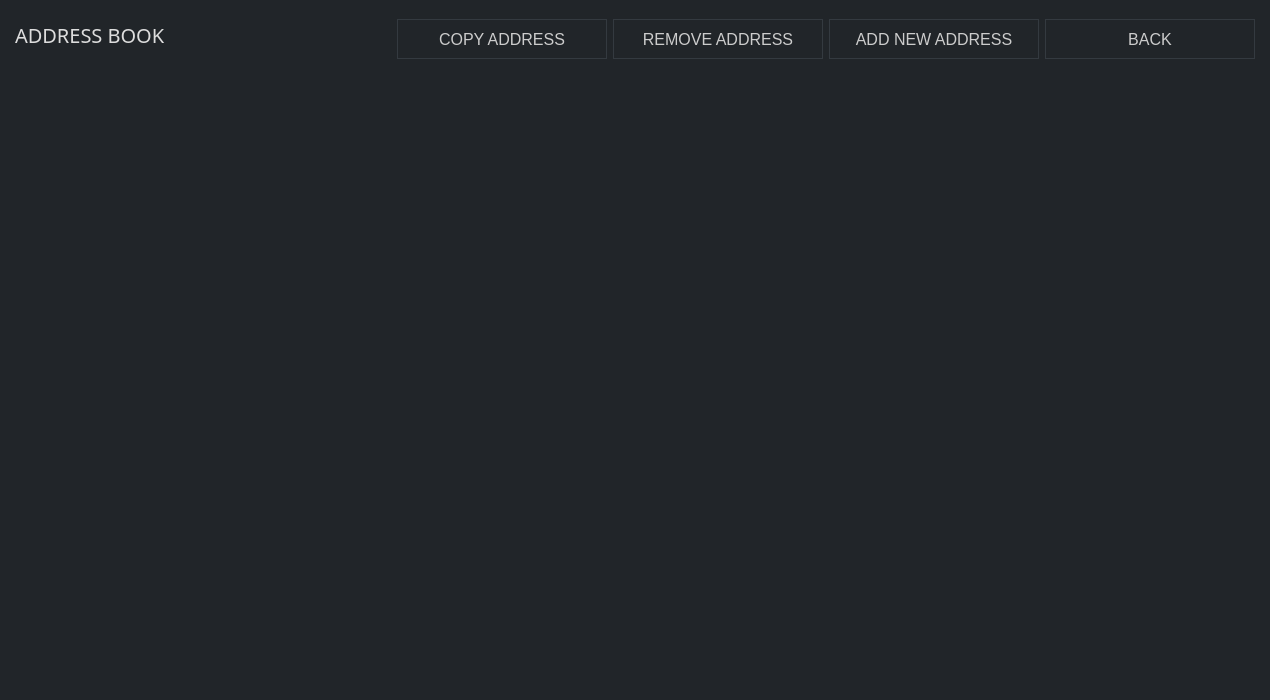
Above: src/gui/ui/addressbookframe.ui from ConcealNetwork/conceal-desktop before the change. Below: the same form after it.
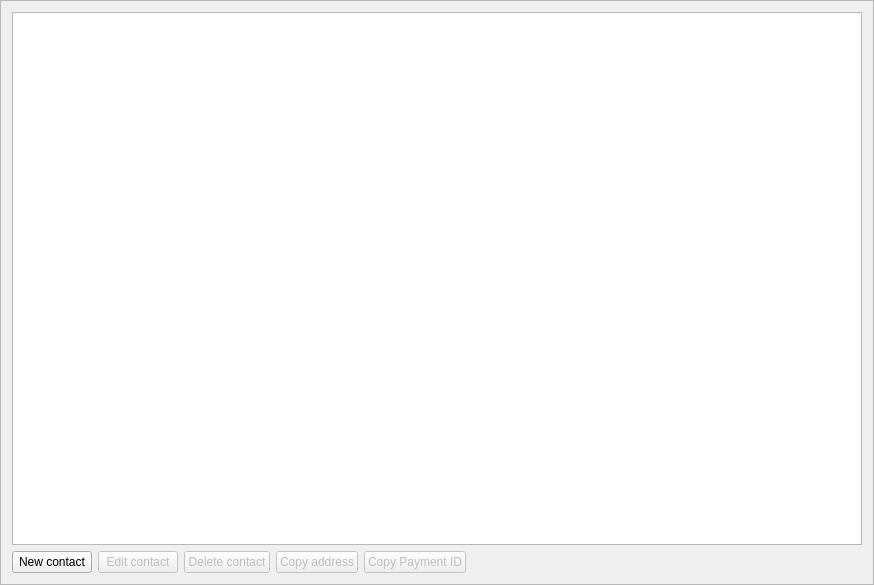
That is the form after the change. Icons and pictures are not drawn.

Commit message: Revert address book

The edit to the form file:
```diff
--- a/src/gui/ui/addressbookframe.ui
+++ b/src/gui/ui/addressbookframe.ui
@@ -6,288 +6,171 @@
    <rect>
     <x>0</x>
     <y>0</y>
-    <width>1270</width>
-    <height>700</height>
+    <width>874</width>
+    <height>585</height>
    </rect>
   </property>
-  <property name="sizePolicy">
-   <sizepolicy hsizetype="Preferred" vsizetype="Preferred">
-    <horstretch>0</horstretch>
-    <verstretch>0</verstretch>
-   </sizepolicy>
-  </property>
-  <property name="minimumSize">
-   <size>
-    <width>1270</width>
-    <height>700</height>
-   </size>
-  </property>
-  <property name="maximumSize">
-   <size>
-    <width>16777215</width>
-    <height>16777215</height>
-   </size>
-  </property>
-  <property name="font">
-   <font>
-    <family>Raleway</family>
-    <pointsize>9</pointsize>
-   </font>
-  </property>
   <property name="windowTitle">
-   <string>Address Book</string>
-  </property>
-  <property name="styleSheet">
-   <string notr="true">color: #ddd;
-border: 0px;
-background-color: #212529;</string>
+   <string>Frame</string>
   </property>
   <property name="frameShape">
-   <enum>QFrame::NoFrame</enum>
+   <enum>QFrame::StyledPanel</enum>
   </property>
   <property name="frameShadow">
-   <enum>QFrame::Plain</enum>
+   <enum>QFrame::Raised</enum>
   </property>
   <layout class="QVBoxLayout" name="verticalLayout">
-   <property name="leftMargin">
-    <number>15</number>
-   </property>
-   <property name="topMargin">
-    <number>5</number>
-   </property>
-   <property name="rightMargin">
-    <number>15</number>
-   </property>
-   <property name="bottomMargin">
-    <number>15</number>
-   </property>
-   <item>
-    <layout class="QHBoxLayout" name="horizontalLayout_2">
-     <property name="topMargin">
-      <number>10</number>
-     </property>
-     <property name="bottomMargin">
-      <number>10</number>
-     </property>
-     <item>
-      <widget class="QLabel" name="label">
-       <property name="font">
-        <font>
-         <family>Raleway</family>
-         <pointsize>-1</pointsize>
-        </font>
-       </property>
-       <property name="styleSheet">
-        <string notr="true">color: #ddd; 
-font-size: 20px;
-font-family: Raleway;</string>
-       </property>
-       <property name="text">
-        <string>ADDRESS BOOK</string>
-       </property>
-      </widget>
-     </item>
-     <item>
-      <widget class="QPushButton" name="m_copyAddressButton">
-       <property name="enabled">
-        <bool>false</bool>
-       </property>
-       <property name="minimumSize">
-        <size>
-         <width>210</width>
-         <height>40</height>
-        </size>
-       </property>
-       <property name="maximumSize">
-        <size>
-         <width>171</width>
-         <height>31</height>
-        </size>
-       </property>
-       <property name="font">
-        <font>
-         <pointsize>-1</pointsize>
-        </font>
-       </property>
-       <property name="styleSheet">
-        <string notr="true">QPushButton#m_copyAddressButton {color: #ccc; border: 1px solid #343a40; font-size: 16px; background-color: #212529;}
-
-QPushButton#m_copyAddressButton:hover {color: #ddd; border: 2px solid #444; font-size: 16px; background-color: #212529;}</string>
-       </property>
-       <property name="text">
-        <string>COPY ADDRESS</string>
-       </property>
-      </widget>
-     </item>
-     <item>
-      <widget class="QPushButton" name="m_deleteAddressButton">
-       <property name="enabled">
-        <bool>false</bool>
-       </property>
-       <property name="minimumSize">
-        <size>
-         <width>210</width>
-         <height>40</height>
-        </size>
-       </property>
-       <property name="maximumSize">
-        <size>
-         <width>171</width>
-         <height>31</height>
-        </size>
-       </property>
-       <property name="font">
-        <font>
-         <pointsize>-1</pointsize>
-        </font>
-       </property>
-       <property name="styleSheet">
-        <string notr="true">QPushButton#m_deleteAddressButton {color: #ccc; border: 1px solid #343a40; font-size: 16px; background-color: #212529;}
-
-QPushButton#m_deleteAddressButton:hover {color: #ddd; border: 2px solid #444; font-size: 16px; background-color: #212529;}</string>
-       </property>
-       <property name="text">
-        <string>REMOVE ADDRESS</string>
-       </property>
-      </widget>
-     </item>
-     <item>
-      <widget class="QPushButton" name="m_addAddressButton">
-       <property name="minimumSize">
-        <size>
-         <width>210</width>
-         <height>40</height>
-        </size>
-       </property>
-       <property name="maximumSize">
-        <size>
-         <width>171</width>
-         <height>31</height>
-        </size>
-       </property>
-       <property name="font">
-        <font>
-         <pointsize>-1</pointsize>
-        </font>
-       </property>
-       <property name="styleSheet">
-        <string notr="true">QPushButton#m_addAddressButton {color: #ccc; border: 1px solid #343a40; font-size: 16px; background-color: #212529;}
-
-QPushButton#m_addAddressButton:hover {color: #ddd; border: 2px solid #444; font-size: 16px; background-color: #212529;}</string>
-       </property>
-       <property name="text">
-        <string>ADD NEW ADDRESS</string>
-       </property>
-      </widget>
-     </item>
-     <item>
-      <widget class="QPushButton" name="m_backButton">
-       <property name="minimumSize">
-        <size>
-         <width>210</width>
-         <height>40</height>
-        </size>
-       </property>
-       <property name="maximumSize">
-        <size>
-         <width>171</width>
-         <height>31</height>
-        </size>
-       </property>
-       <property name="font">
-        <font>
-         <pointsize>-1</pointsize>
-        </font>
-       </property>
-       <property name="styleSheet">
-        <string notr="true">QPushButton#m_backButton {color: #ccc; border: 1px solid #343a40; font-size: 16px; background-color: #212529;}
-
-QPushButton#m_backButton:hover {color: #ddd; border: 2px solid #444; font-size: 16px; background-color: #212529;}</string>
-       </property>
-       <property name="text">
-        <string>BACK</string>
-       </property>
-      </widget>
-     </item>
-    </layout>
-   </item>
    <item>
     <widget class="QTreeView" name="m_addressBookView">
-     <property name="minimumSize">
-      <size>
-       <width>1270</width>
-       <height>550</height>
-      </size>
-     </property>
-     <property name="font">
-      <font>
-       <family>Raleway</family>
-       <pointsize>10</pointsize>
-      </font>
-     </property>
      <property name="styleSheet">
       <string notr="true">QHeaderView::section {
-background-color: #212529; 
-   color: #ddd;
-font-family: Raleway;
-    font-size: 12px;
-    border: 0px solid white;
-border-bottom: 1px solid orange;
-   height: 30px;
+	color: white;
+	font-weight: bold;
+	background-color: #282d31;
+	font-family: 'Raleway';
+    border-top: none;
+	font-size: 14px;
+ 	border-bottom: 1px solid #444;
+   	height: 37px;
+}
 
+QTreeView {
+	font-family: 'Raleway';
+border: none;
+    color: #ccc;
+font-size: 13px;
+    height: 37px;
+background-color: #282d31;
 }
 
-QTreeView::item
-{
-    font: 10px;
-    color: #ddd;
-    height: 30px;
+QTreeView::item {
+	font-family: 'Raleway';
+    color: #ccc;
+	font-size: 13px;
+    height: 37px;
 }
 
 QTreeView::branch:selected {
   background-color: orange;
+font-size: 13px;
   color: black;
 }
 
 QWidget:item:selected {
-  background-color: #212529;
-  color: #ddd;
+	font-family: 'Raleway';
+background-color: #555;
+font-size: 13px;
+  color: #ccc;
 }
 
+border: none;
+font-size: 13px;
+font-family: 'Raleway';
+color: #ccc;
 </string>
      </property>
-     <property name="frameShape">
-      <enum>QFrame::NoFrame</enum>
+     <property name="sizeAdjustPolicy">
+      <enum>QAbstractScrollArea::AdjustToContents</enum>
      </property>
-     <property name="frameShadow">
-      <enum>QFrame::Plain</enum>
-     </property>
-     <property name="lineWidth">
-      <number>0</number>
-     </property>
-     <property name="indentation">
-      <number>5</number>
+     <property name="alternatingRowColors">
+      <bool>true</bool>
      </property>
      <property name="sortingEnabled">
       <bool>false</bool>
      </property>
-     <attribute name="headerShowSortIndicator" stdset="0">
+     <attribute name="headerDefaultSectionSize">
+      <number>150</number>
+     </attribute>
+     <attribute name="headerStretchLastSection">
       <bool>false</bool>
      </attribute>
     </widget>
    </item>
    <item>
-    <spacer name="verticalSpacer">
-     <property name="orientation">
-      <enum>Qt::Vertical</enum>
-     </property>
-     <property name="sizeHint" stdset="0">
-      <size>
-       <width>20</width>
-       <height>40</height>
-      </size>
-     </property>
-    </spacer>
+    <layout class="QHBoxLayout" name="horizontalLayout">
+     <item>
+      <widget class="QPushButton" name="m_addAddressButton">
+       <property name="text">
+        <string>New contact</string>
+       </property>
+       <property name="icon">
+        <iconset>
+         <normaloff>:/icons/add_recepient</normaloff>:/icons/add_recepient</iconset>
+       </property>
+      </widget>
+     </item>
+     <item>
+      <widget class="QPushButton" name="m_editAddressButton">
+       <property name="enabled">
+        <bool>false</bool>
+       </property>
+       <property name="text">
+        <string>Edit contact</string>
+       </property>
+       <property name="icon">
+        <iconset>
+         <normaloff>:/icons/edit</normaloff>:/icons/edit</iconset>
+       </property>
+      </widget>
+     </item>
+     <item>
+      <widget class="QPushButton" name="m_deleteAddressButton">
+       <property name="enabled">
+        <bool>false</bool>
+       </property>
+       <property name="text">
+        <string>Delete contact</string>
+       </property>
+       <property name="icon">
+        <iconset resource="../../resources.qrc">
+         <normaloff>:/icons/remove</normaloff>:/icons/remove</iconset>
+       </property>
+      </widget>
+     </item>
+     <item>
+      <widget class="QPushButton" name="m_copyAddressButton">
+       <property name="enabled">
+        <bool>false</bool>
+       </property>
+       <property name="text">
+        <string>Copy address</string>
+       </property>
+       <property name="icon">
+        <iconset>
+         <normaloff>:/icons/copy_white</normaloff>
+         <selectedoff>:/icons/copy_white</selectedoff>:/icons/copy_white</iconset>
+       </property>
+      </widget>
+     </item>
+     <item>
+      <widget class="QPushButton" name="m_copyPaymentIdButton">
+       <property name="enabled">
+        <bool>false</bool>
+       </property>
+       <property name="text">
+        <string>Copy Payment ID</string>
+       </property>
+       <property name="icon">
+        <iconset>
+         <normaloff>:/icons/copy_white</normaloff>
+         <selectedoff>:/icons/copy_white</selectedoff>:/icons/copy_white</iconset>
+       </property>
+      </widget>
+     </item>
+     <item>
+      <spacer name="horizontalSpacer">
+       <property name="orientation">
+        <enum>Qt::Horizontal</enum>
+       </property>
+       <property name="sizeHint" stdset="0">
+        <size>
+         <width>40</width>
+         <height>20</height>
+        </size>
+       </property>
+      </spacer>
+     </item>
+    </layout>
    </item>
   </layout>
  </widget>
```
Left out of the diff: 53 changed lines with no effect on the pictures. The commit also changes 11 other files.
